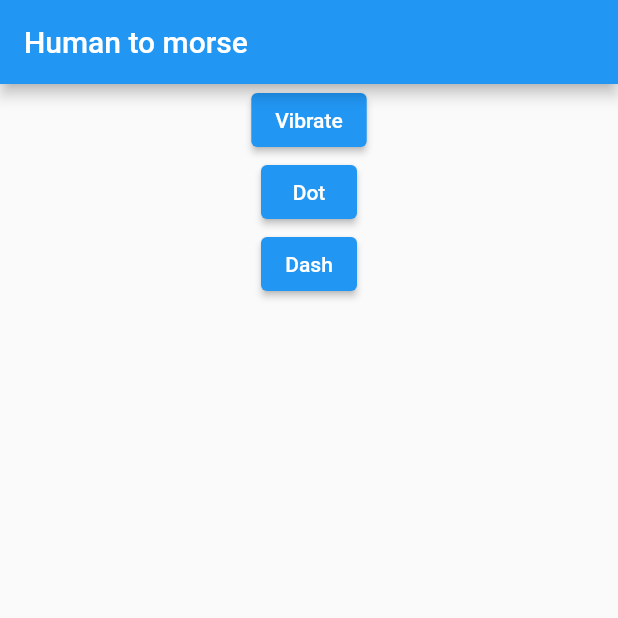
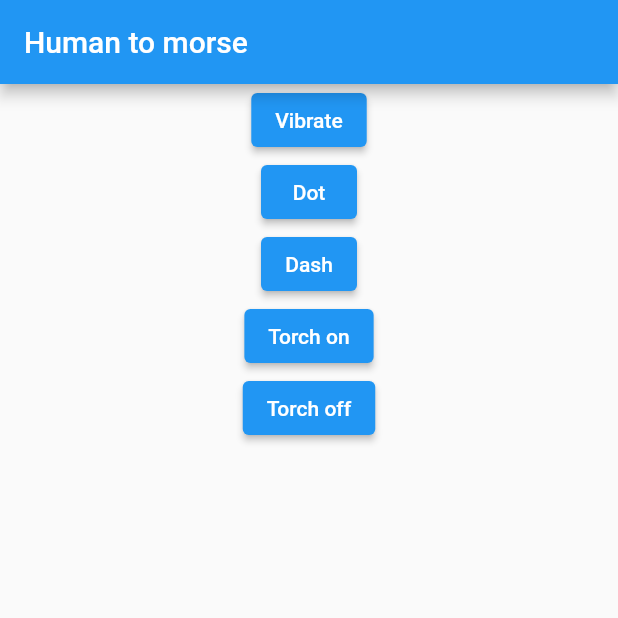
Before and after one commit to M3nny/Morsay, a Flutter app: the screen it shows after launch, on a phone screen of 412 x 824 dp, the top half of it. Run offline on Flutter 3.47's test engine with Material 2 defaults, Android fonts, the phone set to English and light mode, and no system bars; our stand-ins replace audioplayers, vibration; missing offline and left inert: flashlight.

Commit message:
Add demo torch button

```diff
--- a/lib/main.dart
+++ b/lib/main.dart
@@ -1,6 +1,7 @@
 import 'package:flutter/material.dart';
 import 'package:vibration/vibration.dart';
 import 'package:audioplayers/audio_cache.dart';
+import 'package:flashlight/flashlight.dart';
 
 void main() => runApp(const Human2Morse());
 
@@ -39,6 +40,18 @@ class Human2Morse extends StatelessWidget {
                       player.play('audio/dash.mp3');
                     },
                   ),
+                  ElevatedButton(
+                    child: const Text('Torch on'),
+                    onPressed: () {
+                      Flashlight.lightOn();
+                    },
+                  ),
+                  ElevatedButton(
+                    child: const Text('Torch off'),
+                    onPressed: () {
+                      Flashlight.lightOff();
+                    },
+                  ),
                 ],
               ),
             );
--- a/pubspec.yaml
+++ b/pubspec.yaml
@@ -31,6 +31,7 @@ dependencies:
     sdk: flutter
   vibration: ^1.7.3
   audioplayers: ^0.10.0
+  flashlight: ^0.1.1
 
 
   # The following adds the Cupertino Icons font to your application.
```
Also changed, not shown: pubspec.lock.
